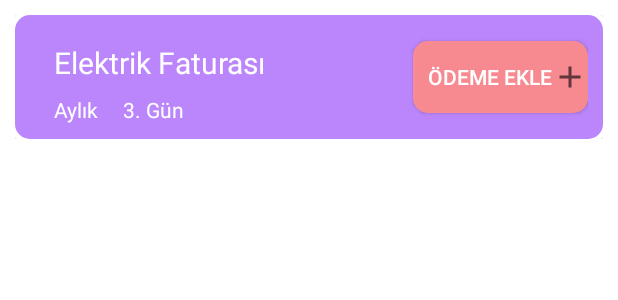
After one commit to talhasaglam153/odemetakip, an Android app: the layout odeme_tipi_cardview.xml on its own in the app's theme, with its tools: preview values and no code run, on a phone screen of 412 x 824 dp. The commit adds this screen. Shown: the top 300 px of the screen. Run offline under Robolectric (Android 15) with nearby library versions, the phone set to English and light mode, and no system bars.

Commit message:
YeniOdemeTipi.kt olusturuldu...

```diff
--- a/app/build.gradle
+++ b/app/build.gradle
@@ -6,6 +6,9 @@ plugins {
 android {
     compileSdk 31
 
+    viewBinding {
+        enabled = true
+    }
     defaultConfig {
         applicationId "com.tcoding.odemetakip"
         minSdk 24
--- a/app/src/main/AndroidManifest.xml
+++ b/app/src/main/AndroidManifest.xml
@@ -10,6 +10,9 @@
         android:supportsRtl="true"
         android:theme="@style/Theme.OdemeTakip">
         <activity
+            android:name=".YeniOdemeTipi"
+            android:exported="true" />
+        <activity
             android:name=".MainActivity"
             android:exported="true">
             <intent-filter>
--- /dev/null
+++ b/app/src/main/res/drawable/card_design.xml
@@ -0,0 +1,7 @@
+<?xml version="1.0" encoding="utf-8"?>
+<shape xmlns:android="http://schemas.android.com/apk/res/android">
+
+    <corners android:radius="10dp"/>
+    <solid android:color="@color/purple_200"/>
+
+</shape>
--- /dev/null
+++ b/app/src/main/res/drawable/custom_button.xml
@@ -0,0 +1,7 @@
+<?xml version="1.0" encoding="utf-8"?>
+<shape xmlns:android="http://schemas.android.com/apk/res/android">
+
+    <solid android:color="#EBFF8C8C" />
+    <corners android:radius="10dp"/>
+
+</shape>
--- /dev/null
+++ b/app/src/main/res/drawable/ic_add.xml
@@ -0,0 +1,10 @@
+<vector xmlns:android="http://schemas.android.com/apk/res/android"
+    android:width="24dp"
+    android:height="24dp"
+    android:viewportWidth="24"
+    android:viewportHeight="24"
+    android:tint="?attr/colorControlNormal">
+  <path
+      android:fillColor="@color/white"
+      android:pathData="M19,13h-6v6h-2v-6H5v-2h6V5h2v6h6v2z"/>
+</vector>
--- /dev/null
+++ b/app/src/main/res/layout/odeme_tipi_cardview.xml
@@ -0,0 +1,73 @@
+<?xml version="1.0" encoding="utf-8"?>
+<androidx.constraintlayout.widget.ConstraintLayout xmlns:android="http://schemas.android.com/apk/res/android"
+    xmlns:app="http://schemas.android.com/apk/res-auto"
+    xmlns:tools="http://schemas.android.com/tools"
+    android:layout_width="match_parent"
+    android:layout_marginTop="10dp"
+    android:layout_marginStart="10dp"
+    android:layout_marginEnd="10dp"
+    android:layout_height="wrap_content">
+
+
+        <androidx.cardview.widget.CardView
+            android:layout_width="match_parent"
+            android:layout_height="wrap_content"
+            app:layout_constraintEnd_toEndOf="parent"
+            app:layout_constraintStart_toStartOf="parent"
+            app:layout_constraintTop_toTopOf="parent">
+
+                <androidx.constraintlayout.widget.ConstraintLayout
+                    android:layout_width="match_parent"
+                    android:padding="10dp"
+                    android:background="@drawable/card_design"
+                    android:layout_height="wrap_content">
+
+                        <TextView
+                            android:id="@+id/tv_tip_baslik"
+                            android:layout_width="wrap_content"
+                            android:layout_height="wrap_content"
+                            android:layout_marginStart="16dp"
+                            android:layout_marginTop="8dp"
+                            android:text="Elektrik Faturası"
+                            android:textColor="@color/white"
+                            android:textSize="20sp"
+                            app:layout_constraintStart_toStartOf="parent"
+                            app:layout_constraintTop_toTopOf="parent" />
+
+                        <TextView
+                            android:id="@+id/tv_tipOdemePeriyodu"
+                            android:layout_width="wrap_content"
+                            android:layout_height="wrap_content"
+                            android:layout_marginStart="16dp"
+                            android:layout_marginTop="8dp"
+                            android:text="Aylık"
+                            android:textColor="@color/white"
+                            app:layout_constraintStart_toStartOf="parent"
+                            app:layout_constraintTop_toBottomOf="@+id/tv_tip_baslik" />
+
+                        <TextView
+                            android:id="@+id/tv_tipPeriyodOdemeGunu"
+                            android:layout_width="wrap_content"
+                            android:layout_height="wrap_content"
+                            android:layout_marginStart="16dp"
+                            android:layout_marginTop="8dp"
+                            android:text="3. Gün"
+                            android:textColor="@color/white"
+                            app:layout_constraintStart_toEndOf="@+id/tv_tipOdemePeriyodu"
+                            app:layout_constraintTop_toBottomOf="@+id/tv_tip_baslik" />
+
+                        <androidx.appcompat.widget.AppCompatButton
+                            android:id="@+id/btn_odeme_ekle"
+                            android:layout_width="wrap_content"
+                            android:layout_height="wrap_content"
+                            android:background="@drawable/custom_button"
+                            android:drawableRight="@drawable/ic_add"
+                            android:paddingStart="10dp"
+                            android:text="Ödeme Ekle"
+                            android:textColor="@color/white"
+                            app:layout_constraintBottom_toBottomOf="parent"
+                            app:layout_constraintEnd_toEndOf="parent"
+                            app:layout_constraintTop_toTopOf="parent" />
+                </androidx.constraintlayout.widget.ConstraintLayout>
+        </androidx.cardview.widget.CardView>
+</androidx.constraintlayout.widget.ConstraintLayout>
--- a/app/src/main/res/values-night/themes.xml
+++ b/app/src/main/res/values-night/themes.xml
@@ -1,6 +1,6 @@
 <resources xmlns:tools="http://schemas.android.com/tools">
     <!-- Base application theme. -->
-    <style name="Theme.OdemeTakip" parent="Theme.MaterialComponents.DayNight.DarkActionBar">
+    <style name="Theme.OdemeTakip" parent="Theme.MaterialComponents.DayNight.NoActionBar">
         <!-- Primary brand color. -->
         <item name="colorPrimary">@color/purple_200</item>
         <item name="colorPrimaryVariant">@color/purple_700</item>
--- a/app/src/main/res/values/themes.xml
+++ b/app/src/main/res/values/themes.xml
@@ -1,6 +1,6 @@
 <resources xmlns:tools="http://schemas.android.com/tools">
     <!-- Base application theme. -->
-    <style name="Theme.OdemeTakip" parent="Theme.MaterialComponents.DayNight.DarkActionBar">
+    <style name="Theme.OdemeTakip" parent="Theme.MaterialComponents.DayNight.NoActionBar">
         <!-- Primary brand color. -->
         <item name="colorPrimary">@color/purple_500</item>
         <item name="colorPrimaryVariant">@color/purple_700</item>
```
Also changed, not shown: app/src/main/java/com/tcoding/odemetakip/MainActivity.kt (+66 -1 lines), app/src/main/java/com/tcoding/odemetakip/OdemeTipi/EPeriyod.kt (added, +7 -0 lines), app/src/main/java/com/tcoding/odemetakip/OdemeTipi/OdemeTipi.kt (added, +12 -0 lines), app/src/main/java/com/tcoding/odemetakip/TipAdapter.kt (added, +22 -0 lines), app/src/main/java/com/tcoding/odemetakip/TipViewHolder.kt (added, +35 -0 lines), app/src/main/java/com/tcoding/odemetakip/YeniOdemeTipi.kt (added, +11 -0 lines), app/src/main/res/drawable/custom_button_white.xml (added, +10 -0 lines), app/src/main/res/layout/activity_yeni_odeme_tipi.xml (added, +9 -0 lines), app/src/main/res/drawable-v24/empty_list.png (added).
